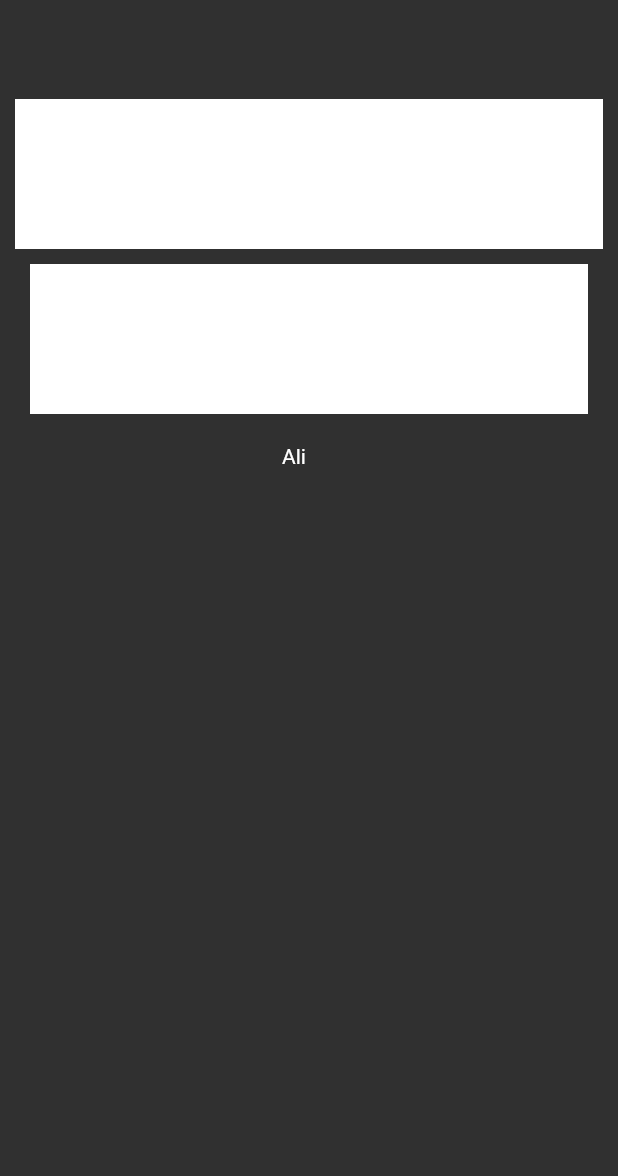
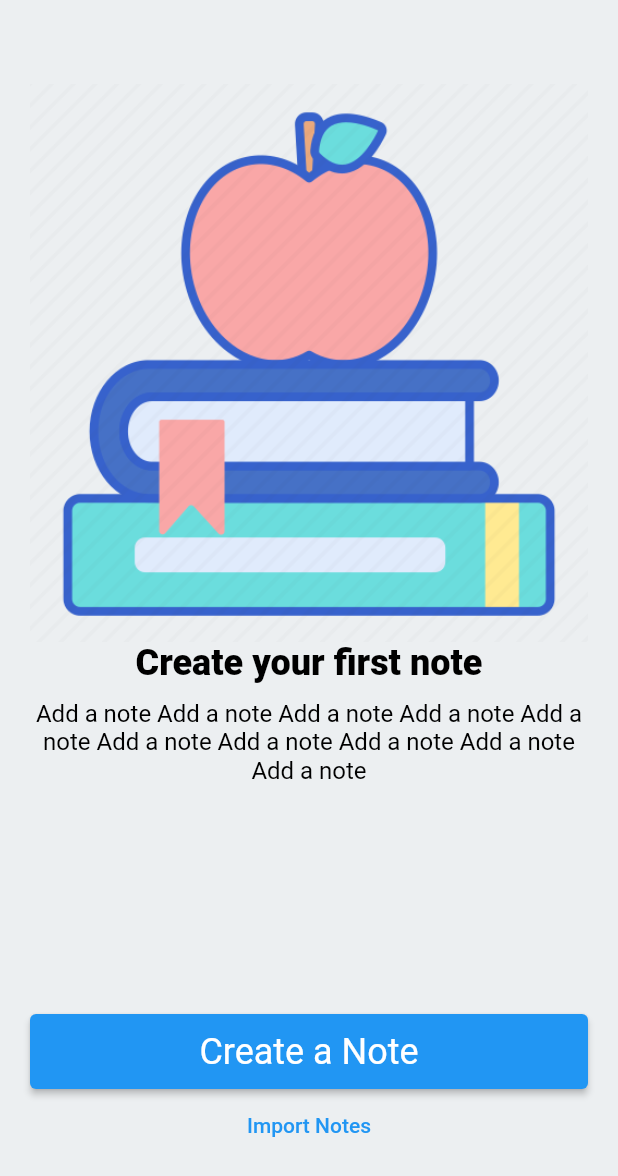
Before and after one commit to zalcod/zal_flutter_learn, a Flutter app: the screen it shows after launch, on a phone screen of 412 x 824 dp. Shown: the top 1176 px of the screen. Run offline on Flutter 3.47's test engine with Material 2 defaults, Android fonts, the phone set to English and light mode, and no system bars.

Commit message:
new code

```diff
--- /dev/null
+++ b/lib/101/image_learn.dart
@@ -0,0 +1,43 @@
+import 'package:flutter/material.dart';
+
+class ImageLearn extends StatelessWidget {
+  const ImageLearn({Key? key}) : super(key: key);
+  final String _imagePath =
+      'https://upload.wikimedia.org/wikipedia/commons/thumb/0/00/Apple-book.svg/800px-Apple-book.svg.png';
+  @override
+  Widget build(BuildContext context) {
+    return Scaffold(
+      appBar: AppBar(),
+      body: Column(children: [
+        SizedBox(
+          height: 100,
+          width: 300,
+          child: PngImage(name: ImageItems().appleBookWithoutPath),
+        ),
+        Image.network(
+          'https://upload.wikimedia.org/wikipedia/commons/thumb/0/00/Apple-book.svg/800px-Apple-book.svg.png',
+          errorBuilder: (context, error, stackTrace) =>
+              const Icon(Icons.abc_outlined),
+        )
+      ]),
+    );
+  }
+}
+
+class ImageItems {
+  final String appleWithBook =
+      "assets/apple-and-book-png-transparent-apple-and-book-images-274565.png";
+  final String appleBook = "assets/png/ic_apple_with_school.png";
+  final String appleBookWithoutPath = "ic_apple_with_school";
+}
+
+class PngImage extends StatelessWidget {
+  const PngImage({Key? key, required this.name}) : super(key: key);
+  final String name;
+  @override
+  Widget build(BuildContext context) {
+    return Image.asset(_nameWithPath, fit: BoxFit.cover);
+  }
+
+  String get _nameWithPath => 'assets/png/$name.png';
+}
--- /dev/null
+++ b/lib/demos/note_demos_view.dart
@@ -0,0 +1,100 @@
+import 'package:flutter/material.dart';
+import 'package:flutter/services.dart';
+import '../101/image_learn.dart';
+
+class NoteDemos extends StatelessWidget {
+  const NoteDemos({Key? key}) : super(key: key);
+  final _title = 'Create your first note';
+  final _description = 'Add a note ';
+  final _createNote = 'Create a Note';
+  final _importNotes = 'Import Notes';
+
+  @override
+  Widget build(BuildContext context) {
+    return Scaffold(
+      backgroundColor: Colors.blueGrey[50],
+      appBar: AppBar(
+        systemOverlayStyle: SystemUiOverlayStyle.dark,
+      ),
+      body: Padding(
+        padding: PaddingItems.horizontalPadding,
+        child: Column(
+          children: [
+            PngImage(name: ImageItems().appleBookWithoutPath),
+            _TitleWidget(title: _title),
+            Padding(
+                padding: PaddingItems.verticalPadding,
+                child: _SubTitleWidget(title: _description * 10)),
+            const Spacer(),
+            _createButton(context),
+            TextButton(onPressed: () {}, child: Text(_importNotes)),
+            const SizedBox(height: ButtonHeights.buttonNormalHeight),
+          ],
+        ),
+      ),
+    );
+  }
+
+  ElevatedButton _createButton(BuildContext context) {
+    return ElevatedButton(
+        onPressed: () {},
+        child: SizedBox(
+            height: ButtonHeights.buttonNormalHeight,
+            child: Center(
+                child: Text(
+              _createNote,
+              style: Theme.of(context).textTheme.headline5,
+            ))));
+  }
+}
+
+/// Center text widget
+class _SubTitleWidget extends StatelessWidget {
+  const _SubTitleWidget(
+      {Key? key, this.textAlign = TextAlign.center, required this.title})
+      : super(key: key);
+  final TextAlign textAlign;
+  final String title;
+
+  @override
+  Widget build(BuildContext context) {
+    return Text(
+      title,
+      textAlign: textAlign,
+      style: Theme.of(context)
+          .textTheme
+          .subtitle1
+          ?.copyWith(color: Colors.black, fontWeight: FontWeight.w400),
+    );
+  }
+}
+
+class _TitleWidget extends StatelessWidget {
+  const _TitleWidget({
+    Key? key,
+    required this.title,
+  }) : super(key: key);
+
+  final String title;
+
+  @override
+  Widget build(BuildContext context) {
+    return Text(
+      title,
+      style: Theme.of(context)
+          .textTheme
+          .headline5
+          ?.copyWith(color: Colors.black, fontWeight: FontWeight.w800),
+    );
+  }
+}
+
+class PaddingItems {
+  static const EdgeInsets horizontalPadding =
+      EdgeInsets.symmetric(horizontal: 20);
+  static const EdgeInsets verticalPadding = EdgeInsets.symmetric(vertical: 10);
+}
+
+class ButtonHeights {
+  static const double buttonNormalHeight = 50;
+}
--- a/lib/main.dart
+++ b/lib/main.dart
@@ -2,12 +2,15 @@ import 'package:flutter/material.dart';
 import 'package:flutter/services.dart';
 import 'package:zal_flutter_learn/101/app_bar_learn.dart';
 import 'package:zal_flutter_learn/101/button_learn.dart';
+import 'package:zal_flutter_learn/101/card_learn.dart';
 import 'package:zal_flutter_learn/101/color_learn.dart';
 import 'package:zal_flutter_learn/101/container_sized_box_learn.dart';
+import 'package:zal_flutter_learn/101/image_learn.dart';
 import 'package:zal_flutter_learn/101/padding_learn.dart';
 import 'package:zal_flutter_learn/101/scaffold_learn.dart';
 import 'package:zal_flutter_learn/101/stateless_learn.dart';
 import 'package:zal_flutter_learn/101/text_learn_view.dart';
+import 'package:zal_flutter_learn/demos/note_demos_view.dart';
 
 void main() {
   runApp(const MyApp());
@@ -28,7 +31,7 @@ class MyApp extends StatelessWidget {
               systemOverlayStyle: SystemUiOverlayStyle.light,
               backgroundColor: Colors.transparent,
               elevation: 0)),
-      home: PaddingLearn(),
+      home: NoteDemos(),
     );
   }
 }
--- a/pubspec.yaml
+++ b/pubspec.yaml
@@ -89,3 +89,8 @@ flutter:
   #
   # For details regarding fonts from package dependencies,
   # see https://flutter.dev/custom-fonts/#from-packages
+  assets:
+    - assets/apple-and-book-png-transparent-apple-and-book-images-274565.png
+    - assets/png/
+    - assets/lottie/
+    - assets/translations/
```
Also changed, not shown: assets/lottie/lottie_theme_change.json (added, +1 -0 lines), assets/translations/en-US.json (added, +8 -0 lines), lib/101/card_learn.dart (+66 -0 lines), assets/apple-and-book-png-transparent-apple-and-book-images-274565.png (added), assets/png/ic_apple_with_school.png (added), assets/png/image_collection.png (added).
